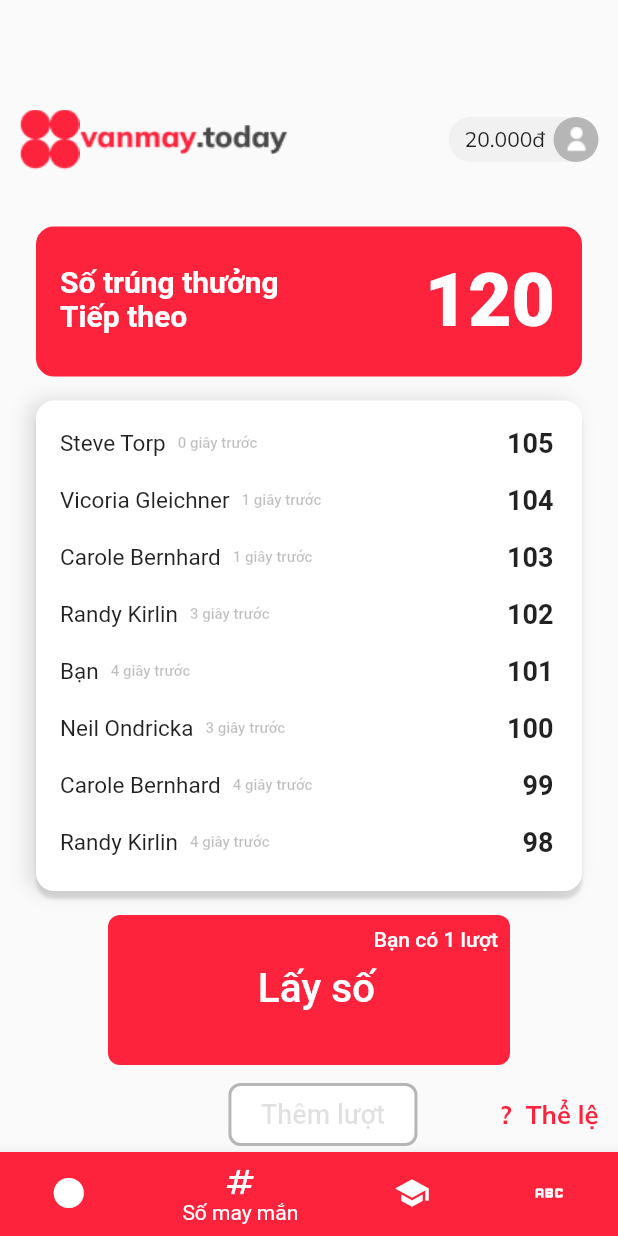
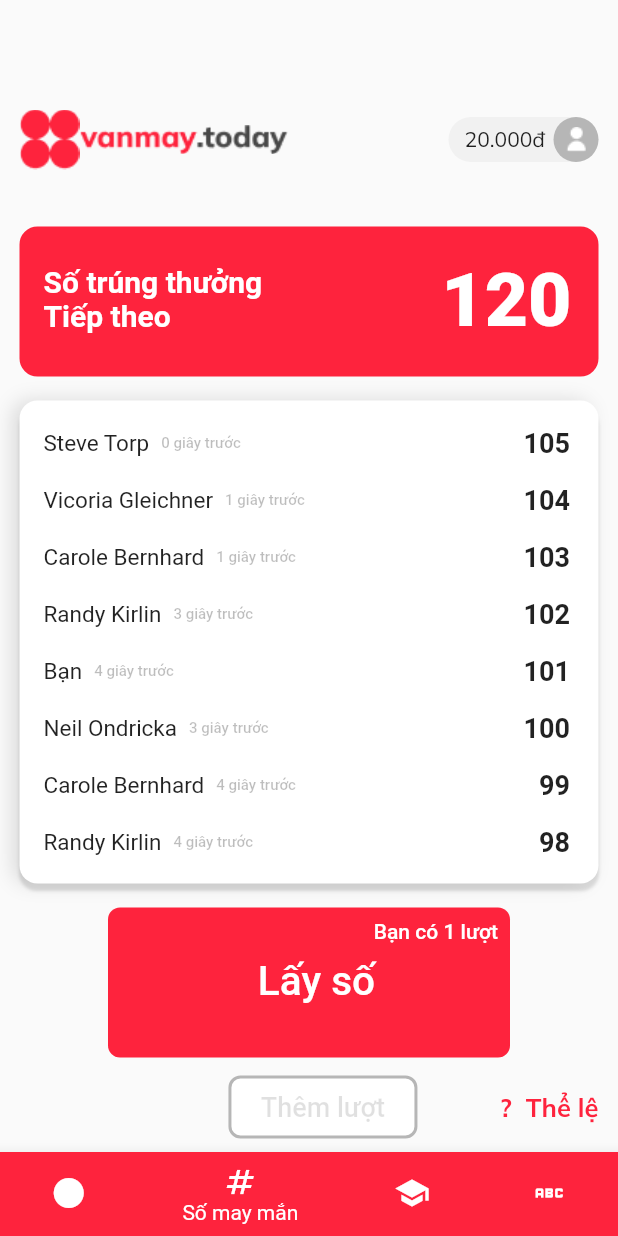
Before and after one commit to VanhnguyenX8/vong_quay, a Flutter app: the screen it shows after launch, item 2 of the bottom bar chosen, on a phone screen of 412 x 824 dp. Run offline on Flutter 3.47's test engine with Material 2 defaults, Android fonts, the phone set to English and light mode, and no system bars; our stand-ins replace flutter_hooks, from_css_color, google_fonts, rxdart.

Commit message:
fix view scroll

```diff
--- a/lib/layout/con_so_may_man/con_so_may_man.widget.dart
+++ b/lib/layout/con_so_may_man/con_so_may_man.widget.dart
@@ -22,7 +22,7 @@ class _ConSoMayManWidgetState extends State<ConSoMayManWidget> {
         ),
         Container(
           height: 100,
-          width: 364,
+          // width: 364,
           decoration: BoxDecoration(
               color: const Color(0xFFFE233D),
               border: Border.all(
@@ -67,8 +67,8 @@ class _ConSoMayManWidgetState extends State<ConSoMayManWidget> {
         Padding(
           padding: const EdgeInsets.fromLTRB(0, 16, 0, 16),
           child: Container(
-            height: 327,
-            width: 364,
+            // height: 327,
+            // width: 364,
             decoration: BoxDecoration(
                 borderRadius: BorderRadius.circular(12),
                 color: Colors.white,
@@ -480,7 +480,7 @@ class _ConSoMayManWidgetState extends State<ConSoMayManWidget> {
           ),
         ),
         Padding(
-          padding: const EdgeInsets.fromLTRB(14.32, 30, 14.32, 16),
+          padding: const EdgeInsets.fromLTRB(0, 30, 0, 16),
           child: Container(
             decoration: BoxDecoration(
                 borderRadius: BorderRadius.circular(12),
@@ -517,7 +517,7 @@ class _ConSoMayManWidgetState extends State<ConSoMayManWidget> {
           ),
         ),
         Padding(
-          padding: const EdgeInsets.fromLTRB(14.32, 0, 14.32, 10),
+          padding: const EdgeInsets.fromLTRB(0, 0, 0, 10),
           child: Container(
             decoration: BoxDecoration(
                 borderRadius: BorderRadius.circular(12),
```
Also changed, not shown: lib/layout/vietlott/vietlott_power.widget.dart (+4 -4 lines), lib/layout/xo_so_mien_bac/xo_so_mien_bac.widget.dart (+4 -4 lines).
